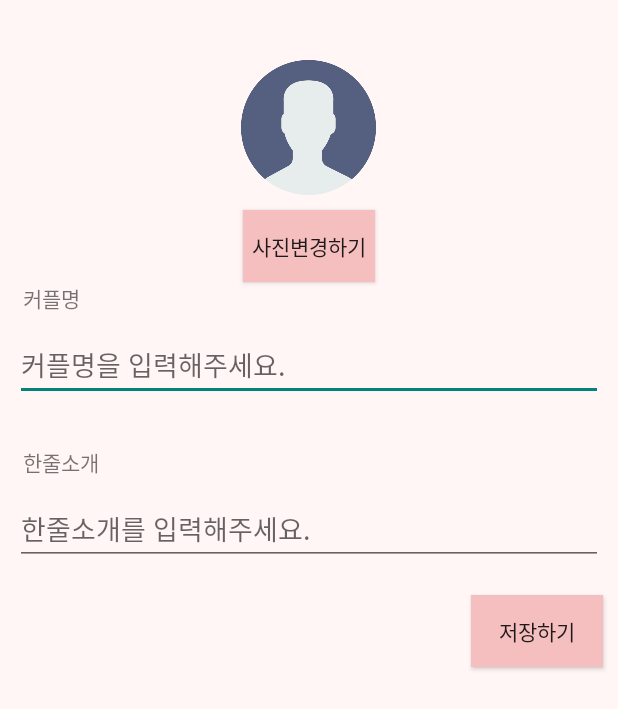
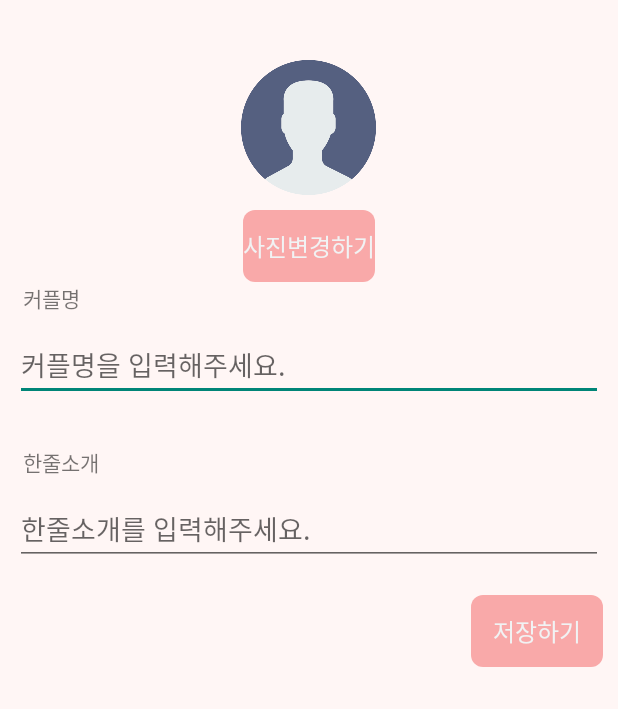
Before and after one commit to new-year-hackathon-team-g/TheTheThe-Android, an Android app: the CoupleProfileActivity screen opened directly, with no data from a screen before it, on a phone screen of 412 x 824 dp. Shown: the top 709 px of the screen. Run offline under Robolectric (Android 15) with nearby library versions, the phone set to English and light mode, and no system bars; pictures from the network do not load.

Commit message:
배경 색상 변경

```diff
--- a/app/src/main/res/layout/activity_connect.xml
+++ b/app/src/main/res/layout/activity_connect.xml
@@ -5,7 +5,7 @@
     android:layout_width="match_parent"
     android:layout_height="match_parent"
     android:orientation="vertical"
-    android:background="#FFF6F5"
+    android:background="@color/background_pink"
     tools:context=".couple.ConnectActivity">
 
     <TextView
--- a/app/src/main/res/layout/activity_couple_profile.xml
+++ b/app/src/main/res/layout/activity_couple_profile.xml
@@ -5,7 +5,7 @@
     android:layout_height="match_parent"
     android:orientation="vertical"
     android:id="@+id/playout"
-    android:background="#FFF6F5"
+    android:background="@color/background_pink"
     android:fitsSystemWindows="true">
 
 
@@ -18,12 +18,12 @@
         android:layout_marginTop="40dp"
         android:layout_marginBottom="10dp"/>
 
-    <Button
+    <androidx.appcompat.widget.AppCompatButton
         android:id="@+id/changebutton"
         android:layout_width="wrap_content"
         android:layout_height="wrap_content"
         android:layout_gravity="center_horizontal"
-        android:background="#F6BFBF"
+        style="@style/TheButtonMain"
         android:text="사진변경하기"/>
 
     <TextView
@@ -58,13 +58,13 @@
         android:maxLength="20"
         android:hint="한줄소개를 입력해주세요."/>
 
-    <Button
+    <androidx.appcompat.widget.AppCompatButton
         android:id="@+id/couple_save"
         android:layout_margin="10dp"
         android:layout_width="wrap_content"
         android:layout_height="wrap_content"
         android:layout_gravity="right"
-        android:background="#F6BFBF"
+        style="@style/TheButtonMain"
         android:text="저장하기"/>
 
 
--- a/app/src/main/res/layout/activity_loading.xml
+++ b/app/src/main/res/layout/activity_loading.xml
@@ -6,7 +6,7 @@
     android:layout_height="match_parent"
     android:orientation="vertical"
     android:fitsSystemWindows="true"
-    android:background="#FFF6F5"
+    android:background="@color/background_pink"
     tools:context=".couple.LoadingActivity">
 
     <TextView
--- a/app/src/main/res/layout/fragment_pop.xml
+++ b/app/src/main/res/layout/fragment_pop.xml
@@ -4,6 +4,7 @@
     android:layout_width="match_parent"
     android:layout_height="match_parent"
     xmlns:app="http://schemas.android.com/apk/res-auto"
+    android:background="@color/background_pink"
     tools:context=".PopFragment">
 
     <com.airbnb.lottie.LottieAnimationView
--- a/app/src/main/res/layout/fragment_rank.xml
+++ b/app/src/main/res/layout/fragment_rank.xml
@@ -4,6 +4,7 @@
     xmlns:tools="http://schemas.android.com/tools"
     android:layout_width="match_parent"
     android:layout_height="match_parent"
+    android:background="@color/background_pink"
     tools:context=".rank.RankFragment">
 
     <TextView
--- a/app/src/main/res/layout/fragment_recommendation.xml
+++ b/app/src/main/res/layout/fragment_recommendation.xml
@@ -4,6 +4,7 @@
     xmlns:tools="http://schemas.android.com/tools"
     android:layout_width="match_parent"
     android:layout_height="match_parent"
+    android:background="@color/background_pink"
     tools:context=".recommendation.RecommendationFragment">
 
     <TextView
--- a/app/src/main/res/layout/fragment_sign_up.xml
+++ b/app/src/main/res/layout/fragment_sign_up.xml
@@ -6,6 +6,7 @@
     android:layout_height="match_parent"
     android:layout_marginHorizontal="12dp"
     android:layout_marginTop="12dp"
+    android:background="@color/background_pink"
     tools:context=".signup.SignUpFragment">
 
     <TextView
--- a/app/src/main/res/values/colors.xml
+++ b/app/src/main/res/values/colors.xml
@@ -11,6 +11,7 @@
     <color name="bronze">#EBC29D</color>
     <color name="grey">#F8F8F8</color>
 
+    <color name="background_pink">#FFF6F5</color>
     <color name="soft_pink">#F6BFBF</color>
     <color name="pink">#F67878</color>
     <color name="ripple_pink">#9AF67878</color>
```
Also changed, not shown: app/src/main/res/layout/activity_request.xml (+5 -5 lines).
